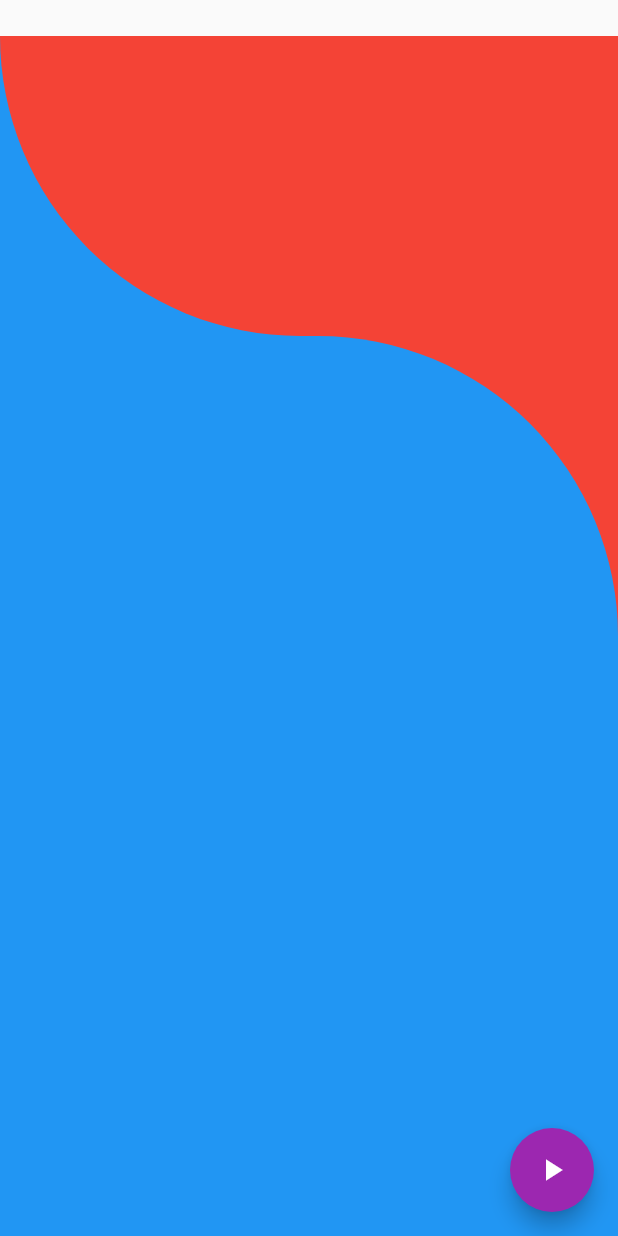
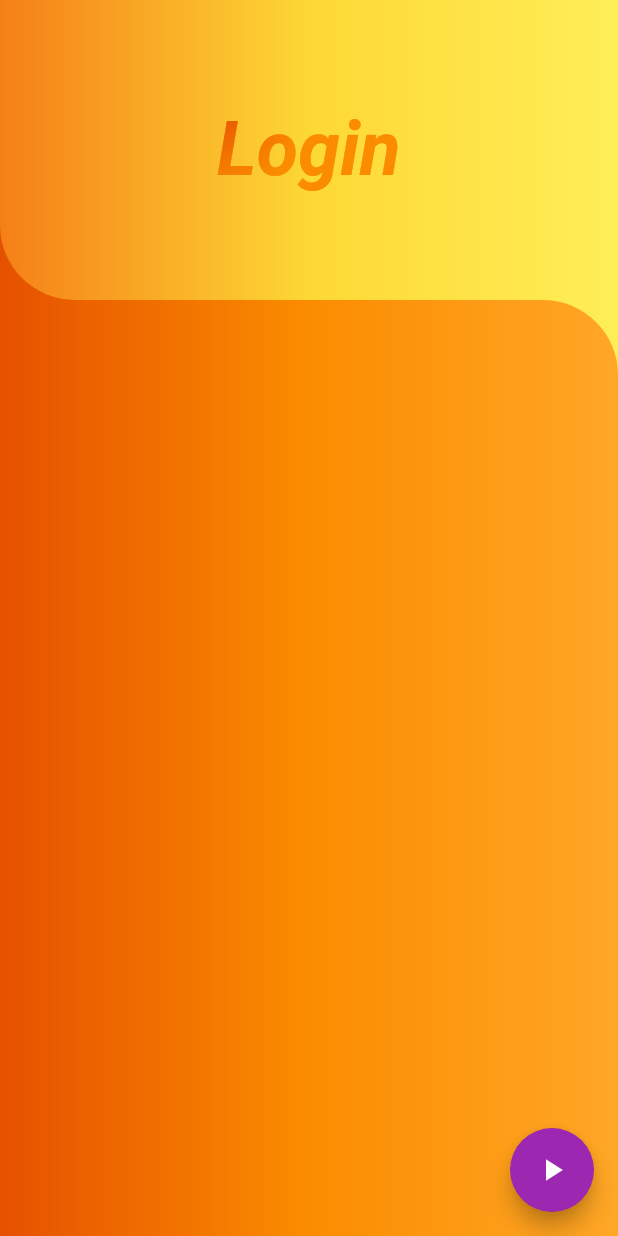
Before and after one commit to jorwan/flutter-apps, a Flutter app: the screen it shows after launch, on a phone screen of 412 x 824 dp. Run offline on Flutter 3.47's test engine with Material 2 defaults, Android fonts, the phone set to English and light mode, and no system bars.

Commit message:
Login page, practice, extra

```diff
--- a/login/lib/main.dart
+++ b/login/lib/main.dart
@@ -1,16 +1,10 @@
 import 'package:flutter/material.dart';
 
-main() => runApp(LoginApp());
-
-class LoginApp extends StatelessWidget {
-  @override
-  Widget build(BuildContext context)
-    => MaterialApp(
-      home: Scaffold(
-        body: LoginPage(),
-      ),
-    );
-}
+main() => runApp(
+  MaterialApp(
+    home: LoginPage(),
+  )
+);
 
 class LoginPage extends StatefulWidget {
   @override
@@ -29,7 +23,7 @@ class _LoginPageState extends State<LoginPage> {
   bool _next = true;
 
   List<Map<String, dynamic>> _animationSettings;
-  int _animationSettingsIndex = 0;
+  int _animationSettingsIndex = 1;
 
   @override
   void initState(){
@@ -58,6 +52,21 @@ class _LoginPageState extends State<LoginPage> {
 
   @override
   Widget build(BuildContext context) {
+    var _bottomLinearGradient = LinearGradient(
+      colors: <Color>[
+        Colors.yellow[900],
+        Colors.yellow[600],
+        Colors.yellow[400],
+      ]
+    );
+    var _topLinearGradient = LinearGradient(
+      colors: <Color>[
+        Colors.orange[900],
+        Colors.orange[600],
+        Colors.orange[400],
+      ]
+    );
+
     return Scaffold(
       floatingActionButton: FloatingActionButton(
         child: Icon(Icons.play_arrow),
@@ -72,36 +81,58 @@ class _LoginPageState extends State<LoginPage> {
       body: Container(
         child: Column(
           children: <Widget>[
-            SizedBox(height: _topBarHeight,),
+            // SizedBox(height: _topBarHeight,),
             Container(
               height: (MediaQuery.of(context).size.height - _topBarHeight) / 4,
               width: MediaQuery.of(context).size.width,
               decoration: BoxDecoration(
-                color: _bottomColor
+                gradient: _topLinearGradient
               ),
               child: AnimatedContainer(
                 height: (MediaQuery.of(context).size.height - _topBarHeight) / 2,
                 width: MediaQuery.of(context).size.width,
                 decoration: BoxDecoration(
-                  color: _topColor,
+                  gradient: _bottomLinearGradient,
                   borderRadius: BorderRadius.only(
                     bottomLeft: Radius.circular(_bottomLeftBorder)
                   )
                 ),
                 duration: Duration(milliseconds: 800),
+                child: Center(
+                  child: ShaderMask(
+                    shaderCallback: (bounds) => RadialGradient(
+                      center: Alignment.topLeft,
+                      radius: 1.0,
+                      colors: <Color>[
+                        Colors.orange[900],
+                        Colors.orange[600],
+                      ]
+                    ).createShader(bounds),
+                    child: Text(
+                      "Login",
+                      style: TextStyle(
+                        color: Colors.white,
+                        fontSize: 50.0,
+                        fontWeight: FontWeight.bold,
+                        fontStyle: FontStyle.italic
+                      ),
+                    ),
+                  ),
+                ),
               ),
             ),
             Expanded(
               child: Container(
-                width: MediaQuery.of(context).size.width,
                 decoration: BoxDecoration(
+                  gradient: _bottomLinearGradient,
                   color: _topColor
                 ),
                 child: AnimatedContainer(
                   height: (MediaQuery.of(context).size.height - _topBarHeight) / 2,
                   width: MediaQuery.of(context).size.width,
                   decoration: BoxDecoration(
-                    color: _bottomColor,
+                    // color: _bottomColor,
+                    gradient: _topLinearGradient,
                     borderRadius: BorderRadius.only(
                       topRight: Radius.circular(_topRightBorder)
                     )
--- /dev/null
+++ b/practice/lib/main.dart
@@ -0,0 +1,12 @@
+import 'package:flutter/material.dart';
+import 'package:practice/src/pages/home_page.dart';
+
+void main() => runApp(MyApp());
+
+class MyApp extends StatelessWidget {
+  @override
+  Widget build(BuildContext context)
+    => MaterialApp(
+      home: HomePage(),
+    );
+}
```
Also changed, not shown: practice/data/data.json (added, +80 -0 lines), practice/lib/src/pages/home_page.dart (added, +65 -0 lines), practice/lib/src/pages/user_detail.dart (added, +17 -0 lines), practice/lib/src/providers/user_provider.dart (added, +20 -0 lines), practice/pubspec.yaml (added, +73 -0 lines), test_snackbar/lib/main.dart (added, +71 -0 lines), test_snackbar/pubspec.yaml (added, +72 -0 lines), 109 other files.
